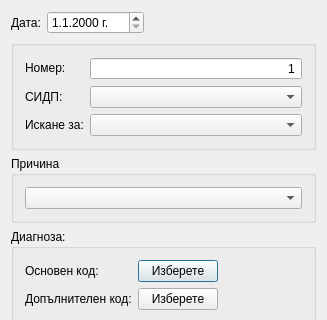
Above: src/View/Widgets/ReferralDialog.ui from thefinalcutbg/DinoDent before the change; both pictures show x 0 to 327 and y 0 to 320 of the 327 by 684 pixel window. Below: the same form after it.
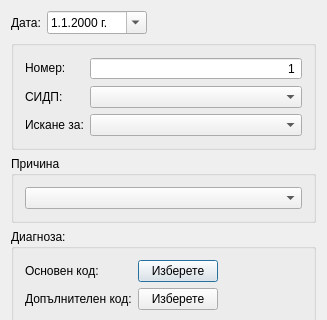
That is the form after the change. Custom widgets are drawn as their Qt base class.

Commit message: Referral date dynamic validation

Diff of the .ui file:
```diff
--- a/src/View/Widgets/ReferralDialog.ui
+++ b/src/View/Widgets/ReferralDialog.ui
@@ -27,10 +27,28 @@
       </widget>
      </item>
      <item>
-      <widget class="CustomDateEdit" name="dateEdit">
+      <widget class="DateEdit" name="dateEdit">
+       <property name="sizePolicy">
+        <sizepolicy hsizetype="Preferred" vsizetype="Fixed">
+         <horstretch>0</horstretch>
+         <verstretch>0</verstretch>
+        </sizepolicy>
+       </property>
+       <property name="minimumSize">
+        <size>
+         <width>100</width>
+         <height>0</height>
+        </size>
+       </property>
+       <property name="buttonSymbols">
+        <enum>QAbstractSpinBox::NoButtons</enum>
+       </property>
        <property name="displayFormat">
         <string notr="true">d.M.yyyy 'г.'</string>
        </property>
+       <property name="calendarPopup">
+        <bool>true</bool>
+       </property>
       </widget>
      </item>
      <item>
@@ -433,9 +451,9 @@
    <header>View/uiComponents/leadingzerospinbox.h</header>
   </customwidget>
   <customwidget>
-   <class>CustomDateEdit</class>
+   <class>DateEdit</class>
    <extends>QDateEdit</extends>
-   <header>View/uiComponents/customdateedit.h</header>
+   <header>View/uiComponents/dateedit.h</header>
   </customwidget>
   <customwidget>
    <class>RightClickButton</class>
```
The commit also changes 5 other files.
